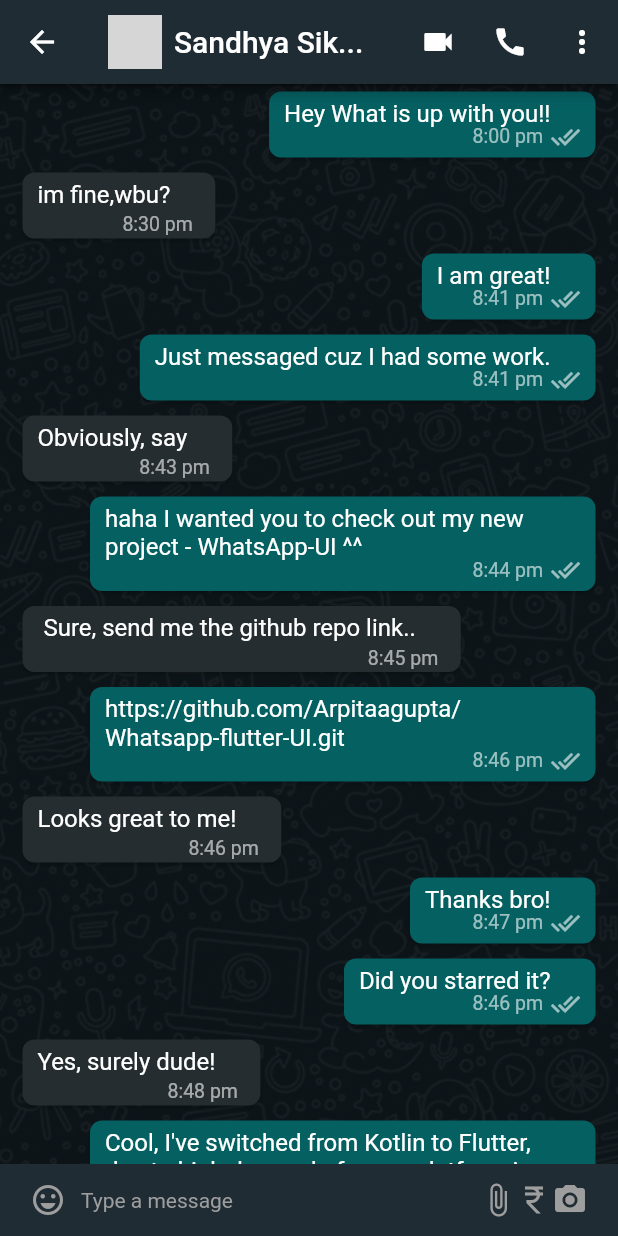
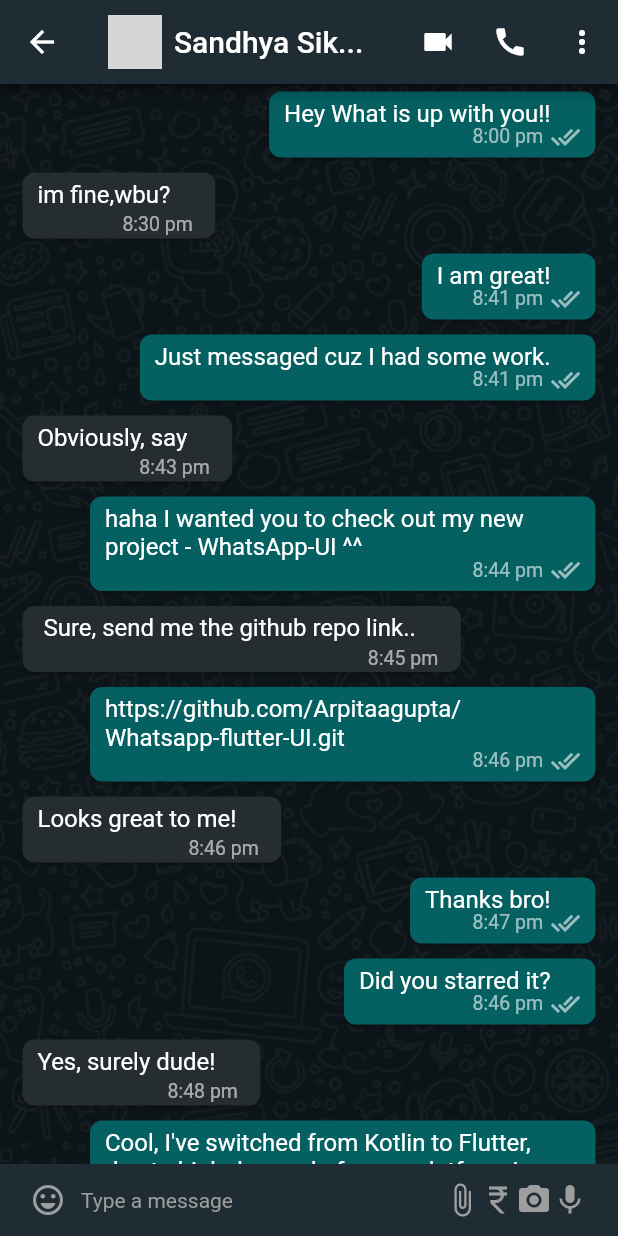
Before and after one commit to Arpitaagupta/Whatsapp-flutter-UI, a Flutter app: the screen it shows after launch, after a tap on "Sandhya Sikhawat", on a phone screen of 412 x 824 dp. Run offline on Flutter 3.47's test engine with Material 2 defaults, Android fonts, the phone set to English and light mode, and no system bars; our stand-ins replace matcher; network calls fail; grey boxes are pictures that could not be loaded.

```diff
--- a/lib/screens/mobile_chat-screen.dart
+++ b/lib/screens/mobile_chat-screen.dart
@@ -144,6 +144,10 @@
                       Icons.camera_alt,
                       color: Colors.grey,
                     ),
+                    Icon(
+                      Icons.mic,
+                      color: Colors.grey,
+                    )
                   ],
                 ),
               ),
--- a/lib/screens/mobile_screen_layout.dart
+++ b/lib/screens/mobile_screen_layout.dart
@@ -36,8 +36,11 @@
                   color: Colors.grey,
                 )),
             PopupMenuButton(
-              color: backgroundColor,
-              icon: const Icon(Icons.more_vert),
+              color: appBarColor,
+              icon: const Icon(
+                Icons.more_vert,
+                color: Colors.white,
+              ),
               itemBuilder: (context) => [
                 const PopupMenuItem(
                   value: 1,
```
